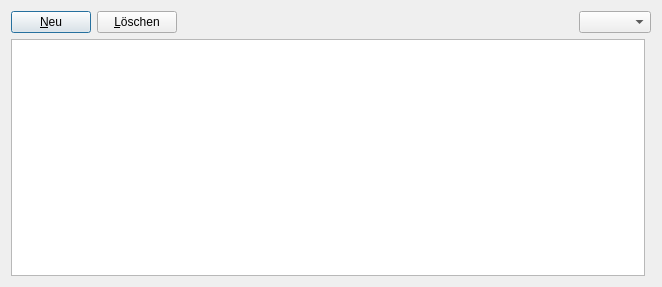
The window that ui/forms/veranstaltungenForm.ui (flurl/lagerManager) describes before a commit, drawn with Qt 5.
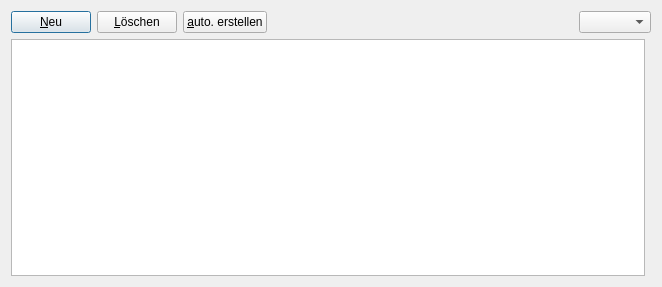
The same window after the commit.

```diff
--- a/ui/forms/veranstaltungenForm.ui
+++ b/ui/forms/veranstaltungenForm.ui
@@ -32,6 +32,13 @@
          </property>
         </widget>
        </item>
+       <item>
+        <widget class="QPushButton" name="pushButton_autoCreate">
+         <property name="text">
+          <string>&amp;auto. erstellen</string>
+         </property>
+        </widget>
+       </item>
        <item>
         <spacer name="horizontalSpacer_2">
          <property name="orientation">
```
Left out of the diff: 2 changed lines with no effect on the pictures.
